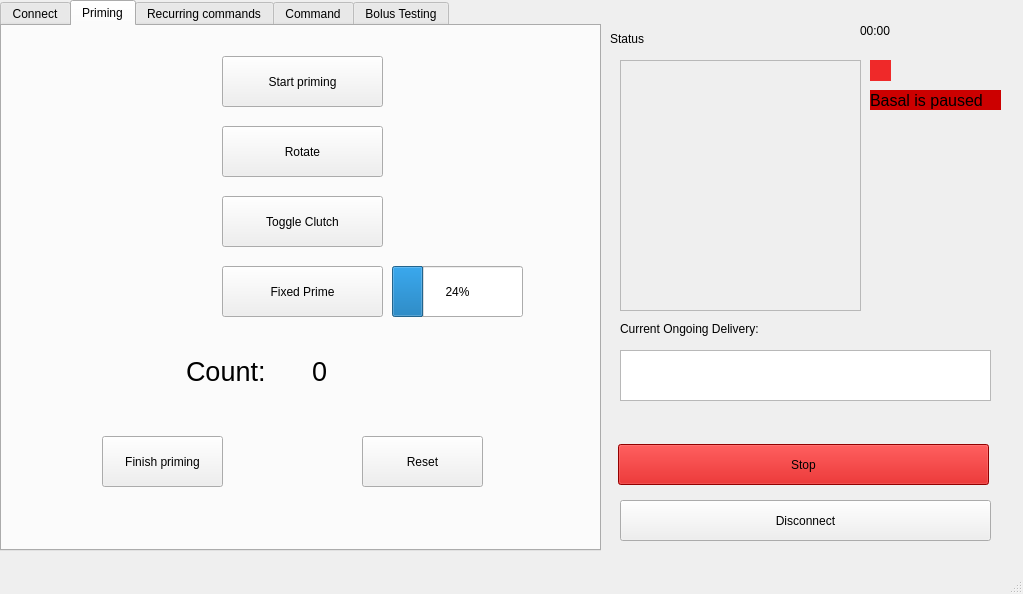
Old version of the form basic.ui in the repository arjun1299/PancreasGUI.
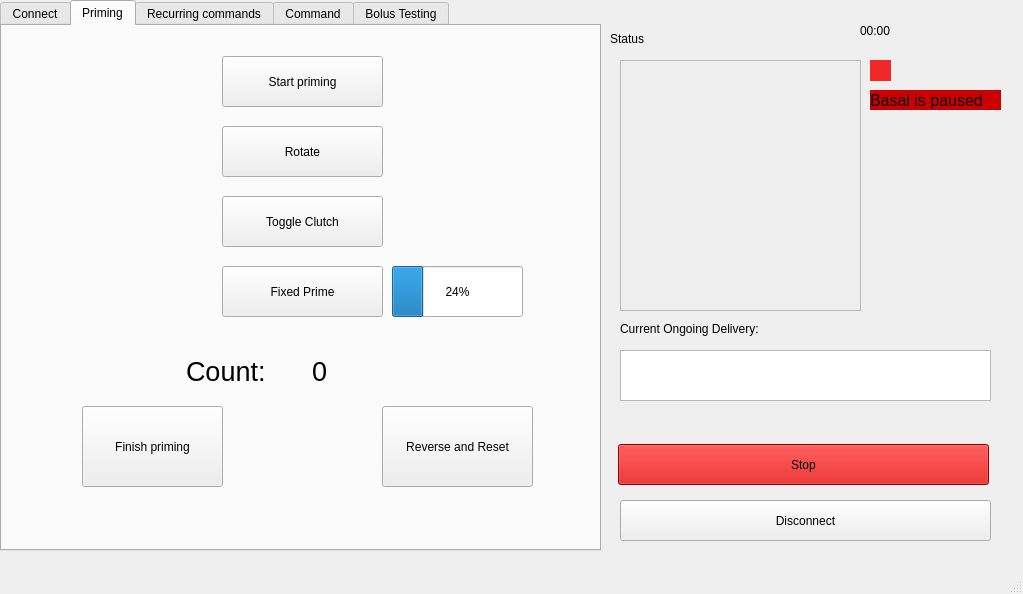
New version of the form. The open tabs and pages were chosen to show the change.

Commit message: Reset button added in the priming window

Patch:
```diff
--- a/basic.ui
+++ b/basic.ui
@@ -158,10 +158,10 @@
      <widget class="QPushButton" name="finishPrimeBtn">
       <property name="geometry">
        <rect>
-        <x>100</x>
-        <y>410</y>
-        <width>121</width>
-        <height>51</height>
+        <x>80</x>
+        <y>380</y>
+        <width>141</width>
+        <height>81</height>
        </rect>
       </property>
       <property name="text">
@@ -197,14 +197,14 @@
      <widget class="QPushButton" name="resetBtn">
       <property name="geometry">
        <rect>
-        <x>360</x>
-        <y>410</y>
-        <width>121</width>
-        <height>51</height>
+        <x>380</x>
+        <y>380</y>
+        <width>151</width>
+        <height>81</height>
        </rect>
       </property>
       <property name="text">
-       <string>Reset</string>
+       <string>Reverse and Reset</string>
       </property>
      </widget>
      <widget class="QProgressBar" name="primingBar">
```
The commit also changes 14 other files.
